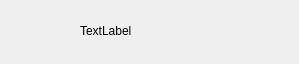
Qt form Overwatch 2 Ballancer/PlayerNode.ui (LeeDoor/overwactch-ballancer) before a commit.
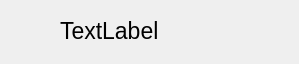
The same form after that commit.

Commit message: player list showing

Diff of the .ui file:
```diff
--- a/Overwatch 2 Ballancer/PlayerNode.ui
+++ b/Overwatch 2 Ballancer/PlayerNode.ui
@@ -16,12 +16,17 @@
   <widget class="QLabel" name="label">
    <property name="geometry">
     <rect>
-     <x>80</x>
-     <y>20</y>
-     <width>141</width>
-     <height>21</height>
+     <x>60</x>
+     <y>10</y>
+     <width>221</width>
+     <height>41</height>
     </rect>
    </property>
+   <property name="font">
+    <font>
+     <pointsize>17</pointsize>
+    </font>
+   </property>
    <property name="text">
     <string>TextLabel</string>
    </property>
```
Left out of the diff: 15 changed lines with no effect on the pictures. The commit also changes 11 other files.
